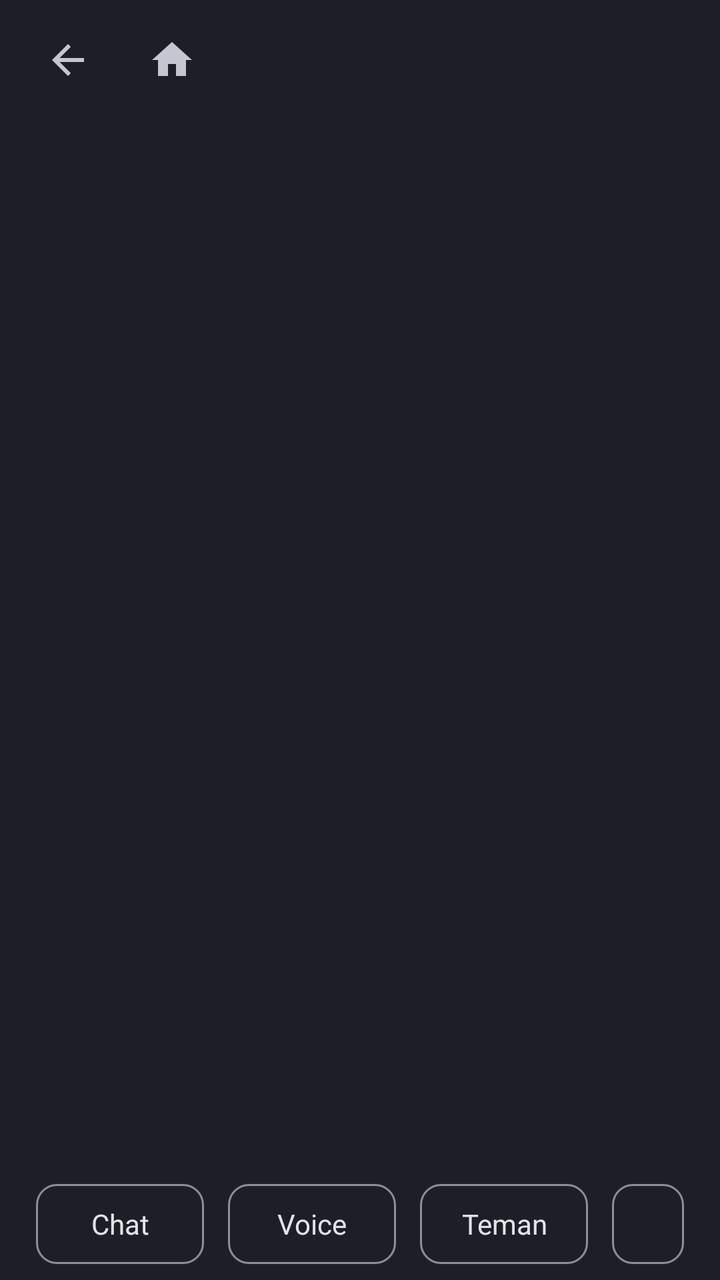
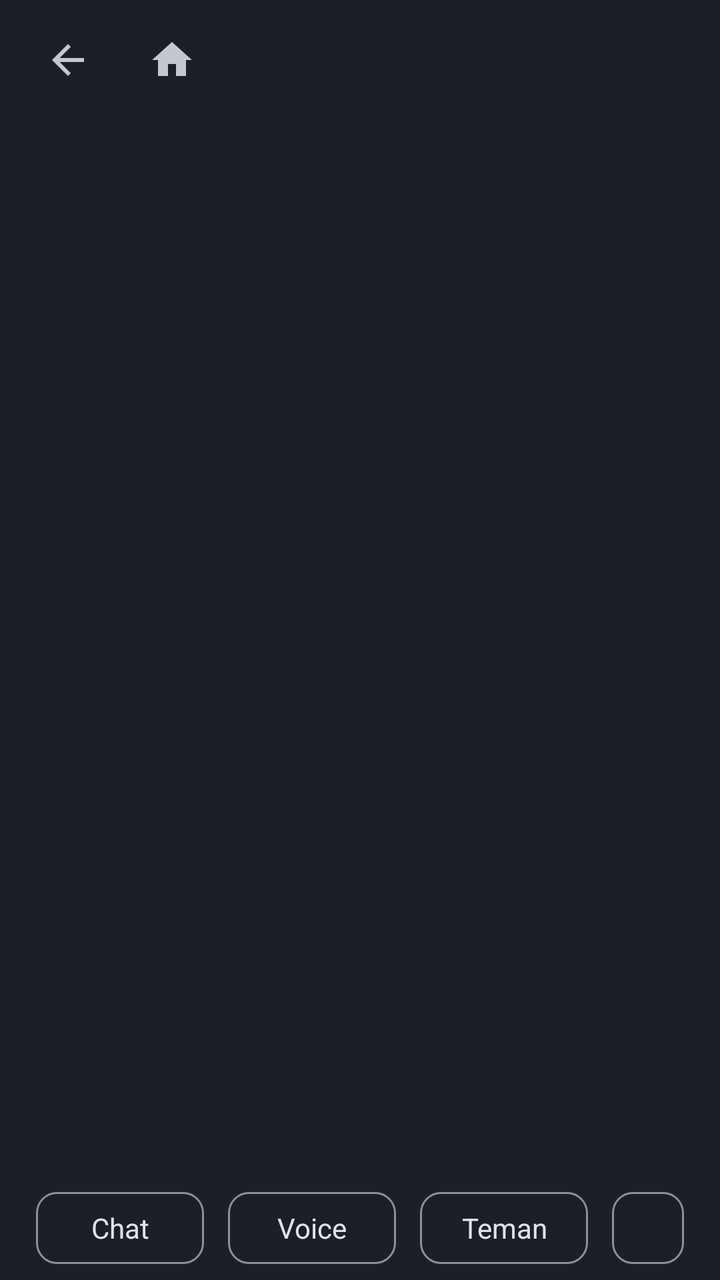

Compare the two renders of this Android layout. The source of the first and the diff that turns it into the second are given below.
<!-- AndroidManifest.xml: application theme MojoLauncher.AppTheme -->
<!-- res/layout/fragment_social.xml -->
<?xml version="1.0" encoding="utf-8"?>
<LinearLayout xmlns:android="http://schemas.android.com/apk/res/android"
    android:layout_width="match_parent"
    android:layout_height="match_parent"
    android:background="@color/m3_bg"
    android:orientation="vertical"
    android:paddingStart="12dp"
    android:paddingTop="6dp"
    android:paddingEnd="12dp"
    android:paddingBottom="8dp">

    <include layout="@layout/layout_header" />

    <FrameLayout
        android:id="@+id/social_body"
        android:layout_width="match_parent"
        android:layout_height="0dp"
        android:layout_marginTop="6dp"
        android:layout_weight="1" />

    <LinearLayout
        android:layout_width="match_parent"
        android:layout_height="wrap_content"
        android:layout_marginTop="6dp"
        android:gravity="center"
        android:orientation="horizontal">

        <TextView
            android:id="@+id/social_tab_chat"
            style="@style/SocialTab"
            android:text="Chat" />

        <TextView
            android:id="@+id/social_tab_voice"
            style="@style/SocialTab"
            android:text="Voice" />

        <TextView
            android:id="@+id/social_tab_friends"
            style="@style/SocialTab"
            android:text="Teman" />

        <TextView
            android:id="@+id/social_tab_account"
            style="@style/SocialTab"
            android:text="Akun" />
    </LinearLayout>
</LinearLayout>
<!-- res/layout/layout_header.xml (included above) -->
<?xml version="1.0" encoding="utf-8"?>
<LinearLayout xmlns:android="http://schemas.android.com/apk/res/android"
    android:layout_width="match_parent"
    android:layout_height="48dp"
    android:gravity="center_vertical"
    android:orientation="horizontal">

    <ImageButton
        android:id="@+id/header_back"
        android:layout_width="44dp"
        android:layout_height="44dp"
        android:background="@drawable/m3_nav_off"
        android:contentDescription="@string/m3_back"
        android:src="@drawable/ic_m3_back"
        android:tint="@color/m3_text_dim" />

    <ImageButton
        android:id="@+id/header_home"
        android:layout_width="44dp"
        android:layout_height="44dp"
        android:layout_marginStart="8dp"
        android:background="@drawable/m3_nav_off"
        android:contentDescription="@string/m3_home"
        android:src="@drawable/ic_m3_home"
        android:tint="@color/m3_text_dim" />

    <TextView
        android:id="@+id/header_title"
        android:layout_width="0dp"
        android:layout_height="wrap_content"
        android:layout_marginStart="22dp"
        android:layout_weight="1"
        android:ellipsize="end"
        android:singleLine="true"
        android:textColor="@color/m3_text"
        android:textSize="20sp" />
</LinearLayout>
<!-- resources referenced by this layout -->
<resources>
  <color name="m3_bg">#1D1F27</color>
  <color name="m3_text">#E2E2E9</color>
  <color name="m3_text_dim">#C4C6D0</color>
  <string name="m3_back">Back</string>
  <string name="m3_home">Home</string>
  <style name="SocialTab">
          <item name="android:layout_width">wrap_content</item>
          <item name="android:layout_height">40dp</item>
          <item name="android:layout_marginStart">6dp</item>
          <item name="android:layout_marginEnd">6dp</item>
          <item name="android:background">@drawable/m3_chip_off</item>
          <item name="android:clickable">true</item>
          <item name="android:focusable">true</item>
          <item name="android:gravity">center</item>
          <item name="android:minWidth">84dp</item>
          <item name="android:paddingStart">18dp</item>
          <item name="android:paddingEnd">18dp</item>
          <item name="android:textColor">@color/m3_text</item>
          <item name="android:textSize">14sp</item>
      </style>
  <style name="MojoLauncher.AppTheme" parent="MojoLauncher" />
  <color name="m3_outline">#8E9099</color>
  <color name="background_status_bar">#242424</color>
  <color name="background_app">#181818</color>
  <style name="M3AlertDialog" parent="Theme.AppCompat.Dialog.Alert">
          <item name="android:windowAnimationStyle">@style/M3DialogAnim</item>
      </style>
  <style name="MojoLauncher.Button" parent="Widget.AppCompat.Button">
          <item name="android:background">@drawable/button_flat</item>
      </style>
  <style name="MojoLauncher.Button.Toggle" parent="MojoLauncher.Button">
          <item name="android:background">@drawable/button_flat_toggle</item>
      </style>
  <style name="Mojo.Pref" parent="Preference.Material">
          <item name="android:layout">@layout/pref_card</item>
          <item name="iconSpaceReserved">false</item>
          <item name="android:iconSpaceReserved">false</item>
      </style>
  <style name="Mojo.Pref.Category" parent="Preference.Category.Material">
          <item name="android:layout">@layout/pref_card_category</item>
          <item name="iconSpaceReserved">false</item>
          <item name="android:iconSpaceReserved">false</item>
      </style>
  <style name="Mojo.Pref.EditText" parent="Preference.DialogPreference.EditTextPreference.Material">
          <item name="android:layout">@layout/pref_card</item>
          <item name="iconSpaceReserved">false</item>
          <item name="android:iconSpaceReserved">false</item>
      </style>
  <style name="Mojo.Pref.Seek" parent="Preference.SeekBarPreference.Material">
          <item name="android:layout">@layout/pref_card_seekbar</item>
          <item name="iconSpaceReserved">false</item>
          <item name="android:iconSpaceReserved">false</item>
      </style>
  <style name="M3DialogAnim" parent="@android:style/Animation.Dialog">
          <item name="android:windowEnterAnimation">@anim/m3_dialog_in</item>
          <item name="android:windowExitAnimation">@anim/m3_dialog_out</item>
      </style>
  <!-- drawable mineknob_on_unfiltered (drawable) -->
  <?xml version="1.0" encoding="utf-8"?>
  <bitmap android:src="@drawable/mineknob_on" android:filter="false"
      xmlns:android="http://schemas.android.com/apk/res/android" />
  <!-- drawable mineknob_track_mask_unfiltered (drawable) -->
  <?xml version="1.0" encoding="utf-8"?>
  <bitmap android:src="@drawable/mineknob_track_mask" android:filter="false"
      xmlns:android="http://schemas.android.com/apk/res/android" />
  <!-- drawable button_flat (drawable) -->
  <?xml version="1.0" encoding="utf-8"?>
  <shape xmlns:android="http://schemas.android.com/apk/res/android">
      <solid android:color="?attr/colorButtonNormal"/>
  </shape>
  <color name="minebutton_secondary">#2a2a2a</color>
  <color name="minebutton_color">#91dffb</color>
  <!-- unchanged entries left out for length: 19 -->
</resources>

<!-- the commit's change to res/layout/fragment_social.xml (unified diff, before → after) -->
@@ -21,7 +21,7 @@
     <LinearLayout
         android:layout_width="match_parent"
         android:layout_height="wrap_content"
-        android:layout_marginTop="6dp"
+        android:layout_marginTop="8dp"
         android:gravity="center"
         android:orientation="horizontal">
 
<!-- resource entries referenced after the edit -->
@@ -7,7 +7,7 @@
   <string name="m3_home">Home</string>
   <style name="SocialTab">
           <item name="android:layout_width">wrap_content</item>
-          <item name="android:layout_height">40dp</item>
+          <item name="android:layout_height">36dp</item>
           <item name="android:layout_marginStart">6dp</item>
           <item name="android:layout_marginEnd">6dp</item>
           <item name="android:background">@drawable/m3_chip_off</item>
